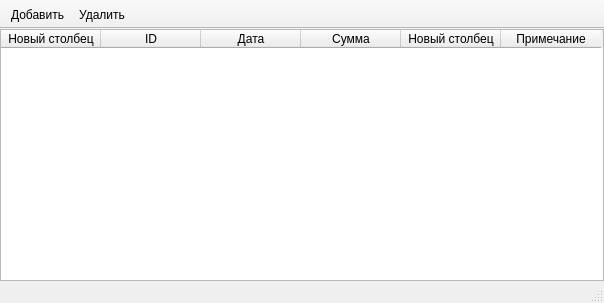
Above: ui/material.ui from Meller008/CRM-Avi before the change. Below: the same form after it.
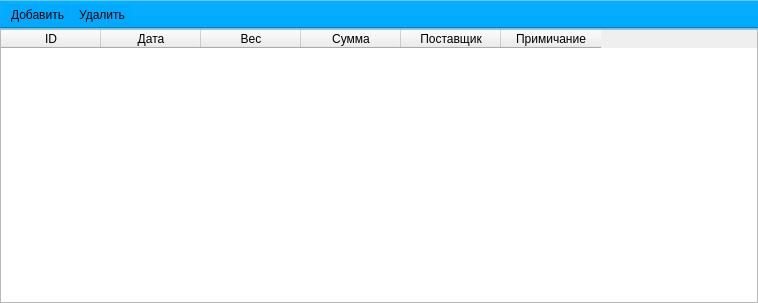
That is the form after the change.

Patch:
```diff
--- a/ui/material.ui
+++ b/ui/material.ui
@@ -6,7 +6,7 @@
    <rect>
     <x>0</x>
     <y>0</y>
-    <width>604</width>
+    <width>758</width>
     <height>303</height>
    </rect>
   </property>
@@ -27,7 +27,7 @@
     <property name="bottomMargin">
      <number>0</number>
     </property>
-    <item row="1" column="0">
+    <item row="0" column="0">
      <widget class="QTableWidget" name="tableWidget">
       <attribute name="verticalHeaderDefaultSectionSize">
        <number>30</number>
@@ -35,11 +35,6 @@
       <attribute name="verticalHeaderHighlightSections">
        <bool>true</bool>
       </attribute>
-      <column>
-       <property name="text">
-        <string>Новый столбец</string>
-       </property>
-      </column>
       <column>
        <property name="text">
         <string>ID</string>
@@ -50,6 +45,11 @@
         <string>Дата</string>
        </property>
       </column>
+      <column>
+       <property name="text">
+        <string>Вес</string>
+       </property>
+      </column>
       <column>
        <property name="text">
         <string>Сумма</string>
@@ -57,12 +57,12 @@
       </column>
       <column>
        <property name="text">
-        <string>Новый столбец</string>
+        <string>Поставщик</string>
        </property>
       </column>
       <column>
        <property name="text">
-        <string>Примечание</string>
+        <string>Примичание</string>
        </property>
       </column>
      </widget>
@@ -72,11 +72,13 @@
     </item>
    </layout>
   </widget>
-  <widget class="QStatusBar" name="statusbar"/>
   <widget class="QToolBar" name="toolBar">
    <property name="windowTitle">
     <string>toolBar</string>
    </property>
+   <property name="styleSheet">
+    <string notr="true">background-color: rgb(0, 170, 255);</string>
+   </property>
    <property name="movable">
     <bool>false</bool>
    </property>
```
Left out of the diff: 25 changed lines with no effect on the pictures.
